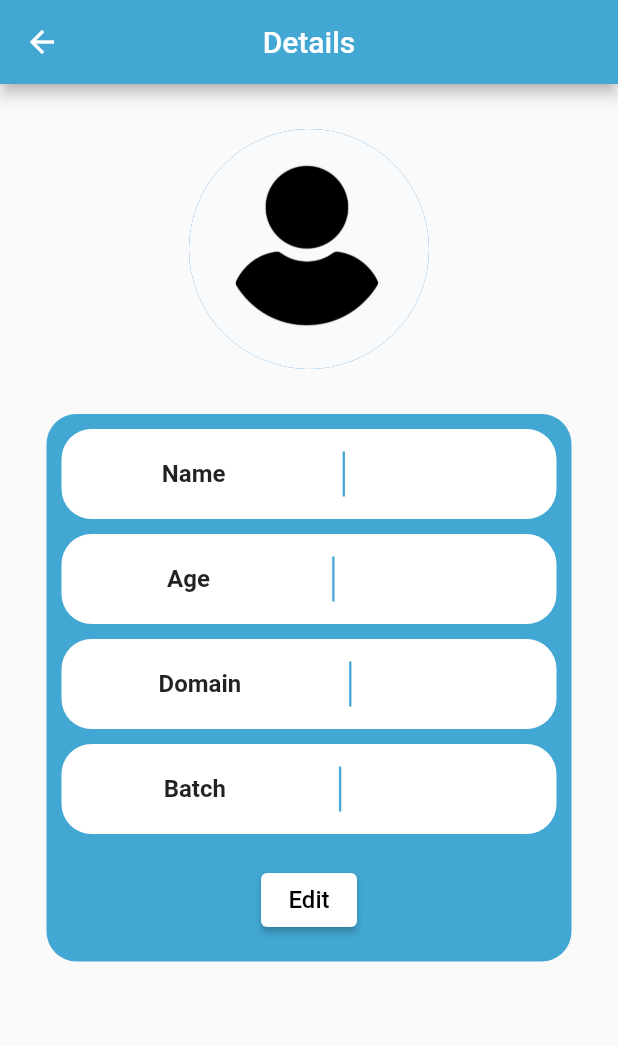
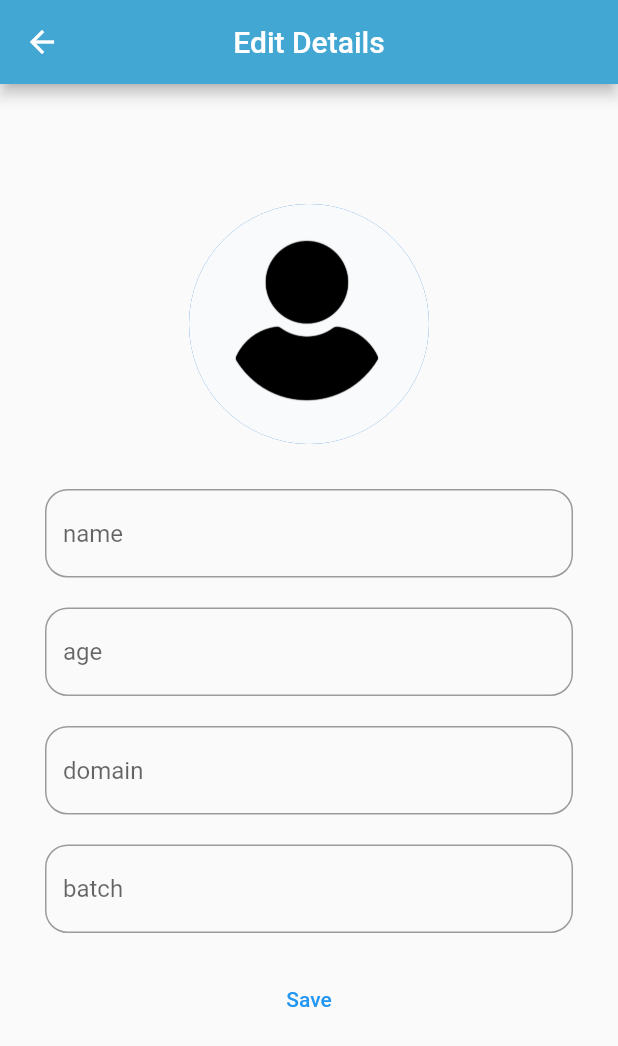
Before and after one commit to BIBINKB97/students_record, a Flutter app: the ViewDetails screen opened directly with empty values, after a tap on "Edit", on a phone screen of 412 x 824 dp. Shown: the top 1046 px of the screen. Run offline on Flutter 3.47's test engine with Material 2 defaults, Android fonts, the light colour scheme and no system bars; our stand-ins replace hive, hive_flutter; accounts and stored records are empty.

Commit message:
edit page started

```diff
--- a/lib/view/edit_details/edit_details.dart
+++ b/lib/view/edit_details/edit_details.dart
@@ -0,0 +1,93 @@
+import 'package:flutter/material.dart';
+import 'package:student_records/database/db.dart';
+import 'package:student_records/model/student_model.dart';
+import 'package:student_records/utils/colors.dart';
+import 'package:student_records/utils/constants.dart';
+import 'package:student_records/view/add_student/widgets/textform_field.dart';
+import 'package:student_records/view/home_page/homepage.dart';
+
+class EditDetails extends StatelessWidget {
+  final String name;
+  final String age;
+  final String domain;
+  final String batch;
+  final int? id;
+  EditDetails({
+    super.key,
+    this.id,
+    required this.name,
+    required this.age,
+    required this.domain,
+    required this.batch,
+  });
+  final _nameController = TextEditingController();
+  final _ageController = TextEditingController();
+  final _domainController = TextEditingController();
+  final _batchController = TextEditingController();
+
+  @override
+  Widget build(BuildContext context) {
+    return Scaffold(
+      appBar: AppBar(
+        title: Text('Edit Details'),
+        centerTitle: true,
+        backgroundColor: ktheme,
+      ),
+      body: SingleChildScrollView(
+        child: Column(
+          children: [
+            kheight80,
+            Center(
+              child: CircleAvatar(
+                backgroundImage: AssetImage('images/user.png'),
+                radius: 80,
+              ),
+            ),
+            kheight30,
+            TextForm(
+              controller: _nameController,
+              hintTxt: 'name',
+            ),
+            TextForm(
+              controller: _ageController,
+              hintTxt: 'age',
+            ),
+            TextForm(
+              controller: _domainController,
+              hintTxt: 'domain',
+            ),
+            TextForm(
+              controller: _batchController,
+              hintTxt: 'batch',
+            ),
+            TextButton(
+              onPressed: () {
+                onAddButton();
+                Navigator.of(context)
+                    .push(MaterialPageRoute(builder: (context) => HomePage()));
+              },
+              child: Text('Save'),
+            ),
+          ],
+        ),
+      ),
+    );
+  }
+
+  Future<void> onAddButton() async {
+    final name = _nameController.text.trim();
+    final age = _ageController.text.trim();
+    final domain = _domainController.text.trim();
+    final batch = _batchController.text.trim();
+    if (name.isEmpty || age.isEmpty || domain.isEmpty || batch.isEmpty) {
+      return;
+    }
+    final student = StudentModel(
+      name: name,
+      age: age,
+      domain: domain,
+      batch: batch,
+    );
+    addStudent(student);
+  }
+}
--- a/lib/view/view_details/view_details.dart
+++ b/lib/view/view_details/view_details.dart
@@ -1,6 +1,7 @@
 import 'package:flutter/material.dart';
 import 'package:student_records/utils/colors.dart';
 import 'package:student_records/utils/constants.dart';
+import 'package:student_records/view/edit_details/edit_details.dart';
 import 'package:student_records/view/view_details/widgets/custom_container.dart';
 
 class ViewDetails extends StatelessWidget {
@@ -68,7 +69,16 @@ class ViewDetails extends StatelessWidget {
                   ElevatedButton(
                     style: ButtonStyle(
                         backgroundColor: MaterialStatePropertyAll(kwhite)),
-                    onPressed: () {},
+                    onPressed: () {
+                      Navigator.of(context).push(MaterialPageRoute(
+                          builder: (context) => EditDetails(
+                            id : id,
+                                name: name,
+                                age: age,
+                                domain: domain,
+                                batch: batch,
+                              )));
+                    },
                     child: Text(
                       'Edit',
                       style: TextStyle(color: kblack, fontSize: 16),
```
